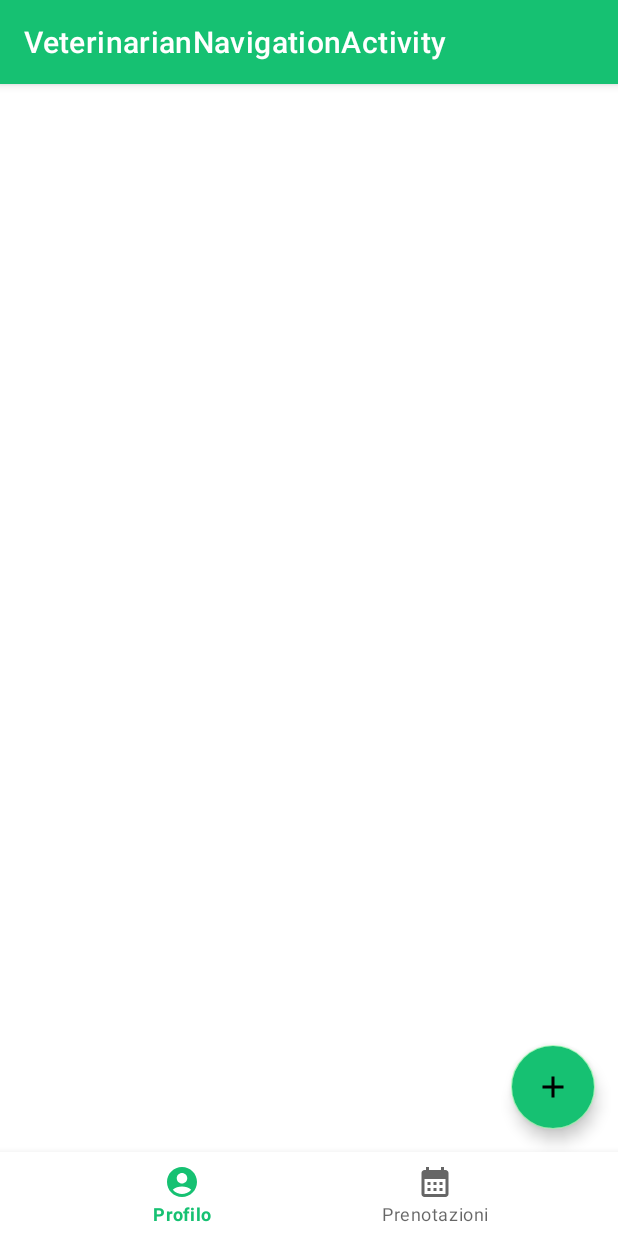
After one commit to DesperateColleagues/AnimalAPP, an Android app: the VeterinarianNavigationActivity screen opened directly, with no data from a screen before it, on a phone screen of 412 x 824 dp. The commit adds this screen. Run offline under Robolectric (Android 15) with nearby library versions, the phone set to English and light mode, and no system bars; our stand-ins replace navigation-ui.

Commit message:
Setup for veterinarian

```diff
--- /dev/null
+++ b/AnimalApp/app/src/main/java/it/uniba/dib/sms22235/activities/veterinarian/VeterinarianNavigationActivity.java
@@ -0,0 +1,43 @@
+package it.uniba.dib.sms22235.activities.veterinarian;
+
+import android.os.Bundle;
+
+import androidx.annotation.Nullable;
+import androidx.appcompat.app.AppCompatActivity;
+import androidx.navigation.NavController;
+import androidx.navigation.fragment.NavHostFragment;
+import androidx.navigation.ui.AppBarConfiguration;
+import androidx.navigation.ui.NavigationUI;
+
+import com.google.android.material.bottomnavigation.BottomNavigationView;
+import com.google.android.material.floatingactionbutton.FloatingActionButton;
+
+import it.uniba.dib.sms22235.R;
+
+public class VeterinarianNavigationActivity extends AppCompatActivity {
+
+    private FloatingActionButton fab;
+    @Override
+    protected void onCreate(@Nullable Bundle savedInstanceState) {
+        super.onCreate(savedInstanceState);
+
+        setContentView(R.layout.activity_veterinarian_navigation);
+
+        BottomNavigationView navViewVeterinarian = findViewById(R.id.nav_view_vet);
+
+        AppBarConfiguration appBarConfiguration = new AppBarConfiguration.Builder(
+                R.id.veterinarian_profile, R.id.veterinarian_reservation
+        ).build();
+
+        NavHostFragment navHostFragment = (NavHostFragment) getSupportFragmentManager()
+                .findFragmentById(R.id.nav_host_fragment_activity_veterinarian_navigation);
+
+        assert navHostFragment != null;
+
+        NavController navController = navHostFragment.getNavController();
+        NavigationUI.setupActionBarWithNavController(this, navController, appBarConfiguration);
+        NavigationUI.setupWithNavController(navViewVeterinarian, navController);
+
+        fab = findViewById(R.id.floatingActionButton_veterinarian);
+    }
+}
--- a/AnimalApp/app/src/main/java/it/uniba/dib/sms22235/utils/KeysNamesUtils.java
+++ b/AnimalApp/app/src/main/java/it/uniba/dib/sms22235/utils/KeysNamesUtils.java
@@ -6,7 +6,7 @@ import org.jetbrains.annotations.Contract;
 
 public class KeysNamesUtils {
     public static class RolesNames {
-        public static String VETERINARY = "vet";
+        public static String VETERINARIAN = "vet";
         public static String COMMON_USER = "cus";
         public static String ORGANIZATION = "org";
         public static String ANIMAL = "ani";
@@ -42,6 +42,7 @@ public class KeysNamesUtils {
 
     public static class BundleKeys {
         public static String PASSIONATE = "passionate";
+        public static String VETERINARIAN = "veterinarian";
     }
 
     public static class FileDirsNames {
--- /dev/null
+++ b/AnimalApp/app/src/main/res/layout/activity_veterinarian_navigation.xml
@@ -0,0 +1,43 @@
+<?xml version="1.0" encoding="utf-8"?>
+<androidx.constraintlayout.widget.ConstraintLayout xmlns:android="http://schemas.android.com/apk/res/android"
+    xmlns:app="http://schemas.android.com/apk/res-auto"
+    android:id="@+id/container_veterinarian"
+    android:layout_width="match_parent"
+    android:layout_height="match_parent">
+
+    <androidx.fragment.app.FragmentContainerView
+        android:id="@+id/nav_host_fragment_activity_veterinarian_navigation"
+        android:name="androidx.navigation.fragment.NavHostFragment"
+        android:layout_width="0dp"
+        android:layout_height="0dp"
+        app:layout_constraintEnd_toEndOf="parent"
+        app:layout_constraintStart_toStartOf="parent"
+        app:layout_constraintTop_toTopOf="parent"
+        app:layout_constraintBottom_toTopOf="@+id/nav_view_vet"
+        />
+    <com.google.android.material.bottomnavigation.BottomNavigationView
+        android:id="@+id/nav_view_vet"
+        android:layout_width="0dp"
+        android:layout_height="wrap_content"
+        android:background="?android:attr/windowBackground"
+        app:layout_constraintEnd_toEndOf="parent"
+        app:layout_constraintStart_toStartOf="parent"
+        app:layout_constraintBottom_toBottomOf="parent"
+        app:layout_constraintHorizontal_bias="0.0"
+        app:menu="@menu/bottom_nav_menu_veterinarian"
+        />
+    <com.google.android.material.floatingactionbutton.FloatingActionButton
+        android:id="@+id/floatingActionButton_veterinarian"
+        android:layout_width="wrap_content"
+        android:layout_height="wrap_content"
+        android:clickable="true"
+        android:focusable="true"
+        app:srcCompat="@drawable/ic_baseline_add_24"
+        android:backgroundTint="?attr/colorPrimary"
+        app:layout_constraintEnd_toEndOf="parent"
+        app:layout_constraintBottom_toTopOf="@id/nav_view_vet"
+        android:layout_marginEnd="15dp"
+        android:layout_marginBottom="15dp"
+        />
+
+</androidx.constraintlayout.widget.ConstraintLayout>
--- /dev/null
+++ b/AnimalApp/app/src/main/res/layout/fragment_veterinarian_profile.xml
@@ -0,0 +1,6 @@
+<?xml version="1.0" encoding="utf-8"?>
+<androidx.constraintlayout.widget.ConstraintLayout xmlns:android="http://schemas.android.com/apk/res/android"
+    android:layout_width="match_parent"
+    android:layout_height="match_parent">
+
+</androidx.constraintlayout.widget.ConstraintLayout>
--- /dev/null
+++ b/AnimalApp/app/src/main/res/layout/fragment_veterinarian_reservation.xml
@@ -0,0 +1,6 @@
+<?xml version="1.0" encoding="utf-8"?>
+<androidx.constraintlayout.widget.ConstraintLayout xmlns:android="http://schemas.android.com/apk/res/android"
+    android:layout_width="match_parent"
+    android:layout_height="match_parent">
+
+</androidx.constraintlayout.widget.ConstraintLayout>
--- /dev/null
+++ b/AnimalApp/app/src/main/res/menu/bottom_nav_menu_veterinarian.xml
@@ -0,0 +1,14 @@
+<?xml version="1.0" encoding="utf-8"?>
+<menu xmlns:android="http://schemas.android.com/apk/res/android">
+
+    <item
+        android:id="@+id/veterinarian_profile"
+        android:icon="@drawable/ic_baseline_account_circle_24"
+        android:title="Profilo"/>
+        <!-- Cambiare stringa hardcodata, presente in strings.xml-->
+
+    <item
+        android:id="@+id/veterinarian_reservation"
+        android:icon="@drawable/ic_baseline_calendar_month_24"
+        android:title="Prenotazioni"/>
+</menu>
--- a/AnimalApp/app/src/main/res/values/strings.xml
+++ b/AnimalApp/app/src/main/res/values/strings.xml
@@ -24,7 +24,9 @@
     <string name="scopo_ente">scopo ente</string>
     <string name="descrizione_ente">descrizione ente</string>
     <string name="title_activity_passionate_navigation">PassionateNavigationActivity</string>
+    <string name="title_activity_veterinarian_navigation">VeterinarianNavigationActivity</string>
     <string name="title_passionate_profile">Profilo</string>
+    <string name="title_veterinarian_profile">Profilo</string>
     <string name="title_passionate_veterinary_reservation">Pet care</string>
     <string name="title_passionate_purchases">Spese</string>
     <string name="registra_animale">Registra animale</string>
```
Also changed, not shown: AnimalApp/app/src/main/AndroidManifest.xml (+10 -0 lines), AnimalApp/app/src/main/java/it/uniba/dib/sms22235/activities/login/LoginActivity.java (+9 -10 lines), AnimalApp/app/src/main/java/it/uniba/dib/sms22235/activities/registration/RegistrationActivity.java (+6 -6 lines), AnimalApp/app/src/main/java/it/uniba/dib/sms22235/activities/registration/fragments/RegistrationPersonFragment.java (+5 -5 lines), AnimalApp/app/src/main/java/it/uniba/dib/sms22235/entities/users/Veterinarian.java (renamed from AnimalApp/app/src/main/java/it/uniba/dib/sms22235/entities/users/Veterinary.java, +7 -5 lines), AnimalApp/app/src/main/res/navigation/mobile_veterinarian_navigation.xml (added, +19 -0 lines).
